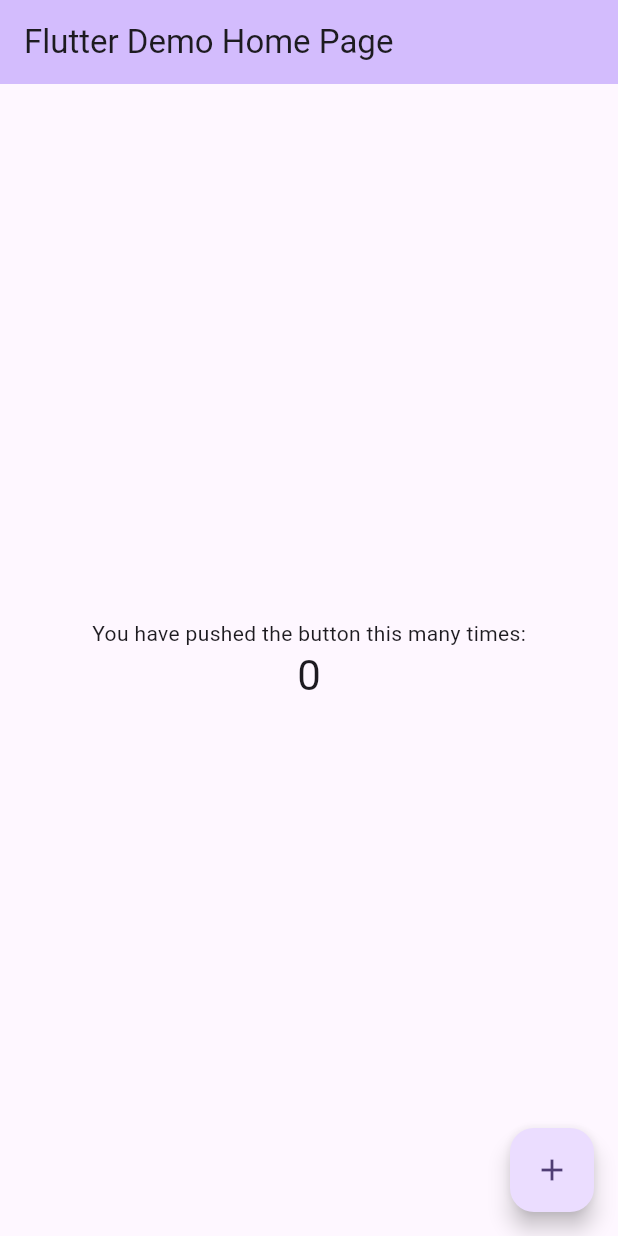
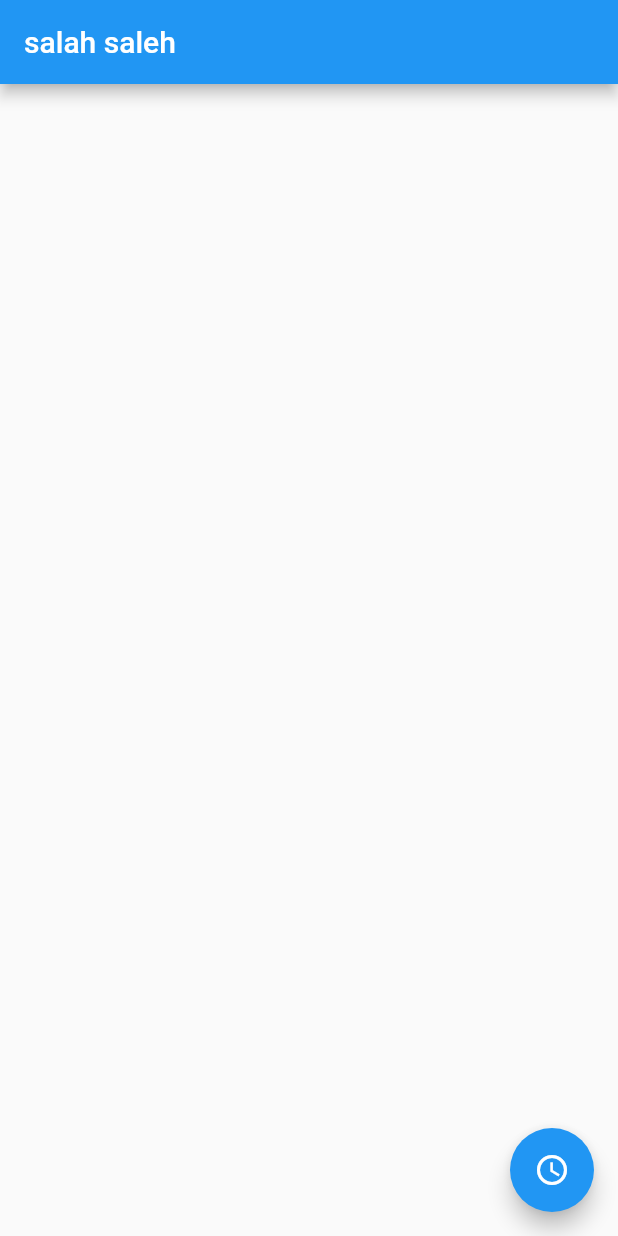
Before and after one commit to salahsaleh1015/Moshtarayat_App, a Flutter app: the screen it shows after launch, on a phone screen of 412 x 824 dp. Run offline on Flutter 3.47's test engine with Material 2 defaults, Android fonts, the phone set to English and light mode, and no system bars; our stand-ins replace dartz.

Commit message:
create product model and banner entity

```diff
--- /dev/null
+++ b/lib/features/home/domain/entities/banner_entity.dart
@@ -0,0 +1,6 @@
+class BannerEntity {
+  final int bannerId;
+  final String bannerImage;
+
+  BannerEntity({required this.bannerId, required this.bannerImage});
+}
--- a/lib/features/home/domain/entities/home_entity.dart
+++ /dev/null
@@ -1,22 +0,0 @@
-class HomeEntity {
-  final int productId, bannerId;
-  final bool inFav, inCart;
-  final String bannerImage,
-      productImage,
-      productDescription,
-      productName,
-      productPrice,
-      productOldPrice;
-
-  HomeEntity(
-      {required this.bannerImage,
-      required this.bannerId,
-      required this.productImage,
-      required this.productName,
-      required this.productPrice,
-      required this.productId,
-      required this.productDescription,
-      required this.productOldPrice,
-      required this.inCart,
-      required this.inFav});
-}
--- a/lib/main.dart
+++ b/lib/main.dart
@@ -5,121 +5,25 @@ void main() {
 }
 
 class MyApp extends StatelessWidget {
-  const MyApp({super.key});
+  const MyApp({Key? key}) : super(key: key);
 
-  // This widget is the root of your application.
   @override
   Widget build(BuildContext context) {
-    return MaterialApp(
-      title: 'Flutter Demo',
-      theme: ThemeData(
-        // This is the theme of your application.
-        //
-        // TRY THIS: Try running your application with "flutter run". You'll see
-        // the application has a blue toolbar. Then, without quitting the app,
-        // try changing the seedColor in the colorScheme below to Colors.green
-        // and then invoke "hot reload" (save your changes or press the "hot
-        // reload" button in a Flutter-supported IDE, or press "r" if you used
-        // the command line to start the app).
-        //
-        // Notice that the counter didn't reset back to zero; the application
-        // state is not lost during the reload. To reset the state, use hot
-        // restart instead.
-        //
-        // This works for code too, not just values: Most code changes can be
-        // tested with just a hot reload.
-        colorScheme: ColorScheme.fromSeed(seedColor: Colors.deepPurple),
-        useMaterial3: true,
-      ),
-      home: const MyHomePage(title: 'Flutter Demo Home Page'),
+    return const MaterialApp(
+      home: Screen(),
     );
   }
 }
-
-class MyHomePage extends StatefulWidget {
-  const MyHomePage({super.key, required this.title});
-
-  // This widget is the home page of your application. It is stateful, meaning
-  // that it has a State object (defined below) that contains fields that affect
-  // how it looks.
-
-  // This class is the configuration for the state. It holds the values (in this
-  // case the title) provided by the parent (in this case the App widget) and
-  // used by the build method of the State. Fields in a Widget subclass are
-  // always marked "final".
-
-  final String title;
-
-  @override
-  State<MyHomePage> createState() => _MyHomePageState();
-}
-
-class _MyHomePageState extends State<MyHomePage> {
-  int _counter = 0;
-
-  void _incrementCounter() {
-    setState(() {
-      // This call to setState tells the Flutter framework that something has
-      // changed in this State, which causes it to rerun the build method below
-      // so that the display can reflect the updated values. If we changed
-      // _counter without calling setState(), then the build method would not be
-      // called again, and so nothing would appear to happen.
-      _counter++;
-    });
-  }
+class Screen extends StatelessWidget {
+  const Screen({Key? key}) : super(key: key);
 
   @override
   Widget build(BuildContext context) {
-    // This method is rerun every time setState is called, for instance as done
-    // by the _incrementCounter method above.
-    //
-    // The Flutter framework has been optimized to make rerunning build methods
-    // fast, so that you can just rebuild anything that needs updating rather
-    // than having to individually change instances of widgets.
-    return Scaffold(
+    return  Scaffold(
+      floatingActionButton: FloatingActionButton(onPressed: (){},child: Icon(Icons.access_time)),
       appBar: AppBar(
-        // TRY THIS: Try changing the color here to a specific color (to
-        // Colors.amber, perhaps?) and trigger a hot reload to see the AppBar
-        // change color while the other colors stay the same.
-        backgroundColor: Theme.of(context).colorScheme.inversePrimary,
-        // Here we take the value from the MyHomePage object that was created by
-        // the App.build method, and use it to set our appbar title.
-        title: Text(widget.title),
+        title: Text("salah saleh"),
       ),
-      body: Center(
-        // Center is a layout widget. It takes a single child and positions it
-        // in the middle of the parent.
-        child: Column(
-          // Column is also a layout widget. It takes a list of children and
-          // arranges them vertically. By default, it sizes itself to fit its
-          // children horizontally, and tries to be as tall as its parent.
-          //
-          // Column has various properties to control how it sizes itself and
-          // how it positions its children. Here we use mainAxisAlignment to
-          // center the children vertically; the main axis here is the vertical
-          // axis because Columns are vertical (the cross axis would be
-          // horizontal).
-          //
-          // TRY THIS: Invoke "debug painting" (choose the "Toggle Debug Paint"
-          // action in the IDE, or press "p" in the console), to see the
-          // wireframe for each widget.
-          mainAxisAlignment: MainAxisAlignment.center,
-          children: <Widget>[
-            const Text(
-              'You have pushed the button this many times:',
-            ),
-            Text(
-              '$_counter',
-              style: Theme.of(context).textTheme.headlineMedium,
-            ),
-          ],
-        ),
-      ),
-      floatingActionButton: FloatingActionButton(
-        onPressed: _incrementCounter,
-        tooltip: 'Increment',
-        child: const Icon(Icons.add),
-      ), // This trailing comma makes auto-formatting nicer for build methods.
     );
   }
 }
```
Also changed, not shown: lib/features/home/data/models/product_model.dart (added, +67 -0 lines), lib/features/home/domain/entities/product_entity.dart (added, +15 -0 lines), lib/features/home/domain/repos/home_repo.dart (+4 -3 lines), lib/features/home/domain/usecase/fetch_banners_list_usecase.dart (+4 -3 lines), lib/features/home/domain/usecase/fetch_products_list_usecase.dart (+5 -3 lines).
